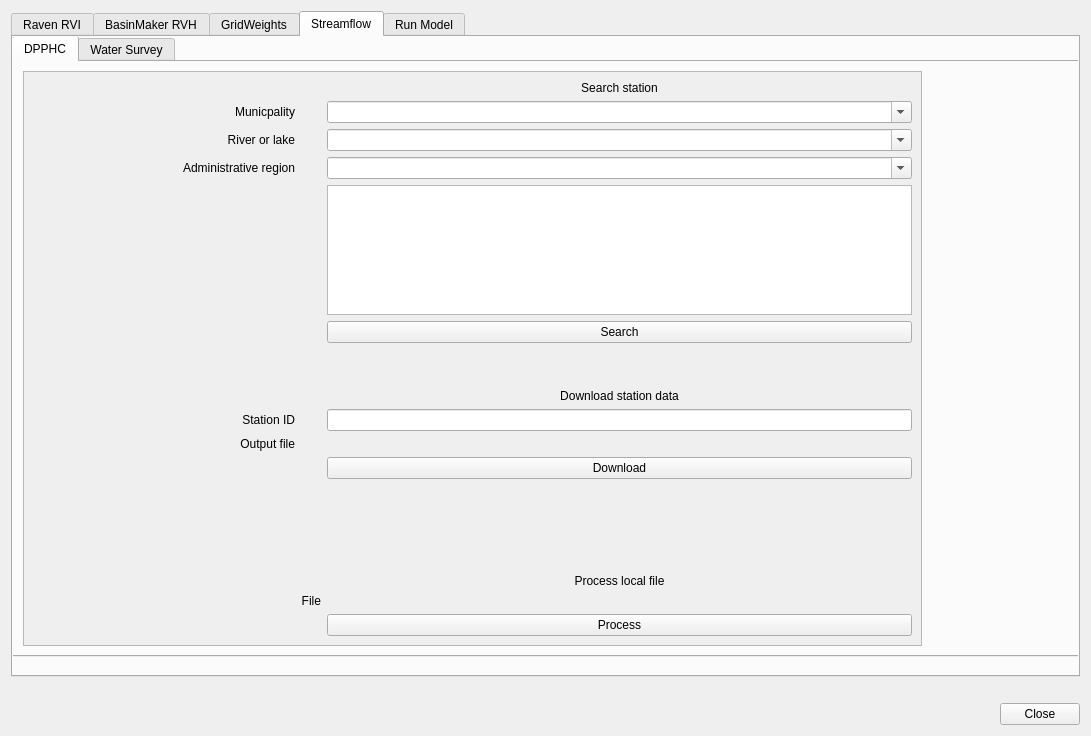
The window that qraven/qraven_dialog_base.ui (Scriptbash/QRaven) describes before a commit, drawn with Qt 5.
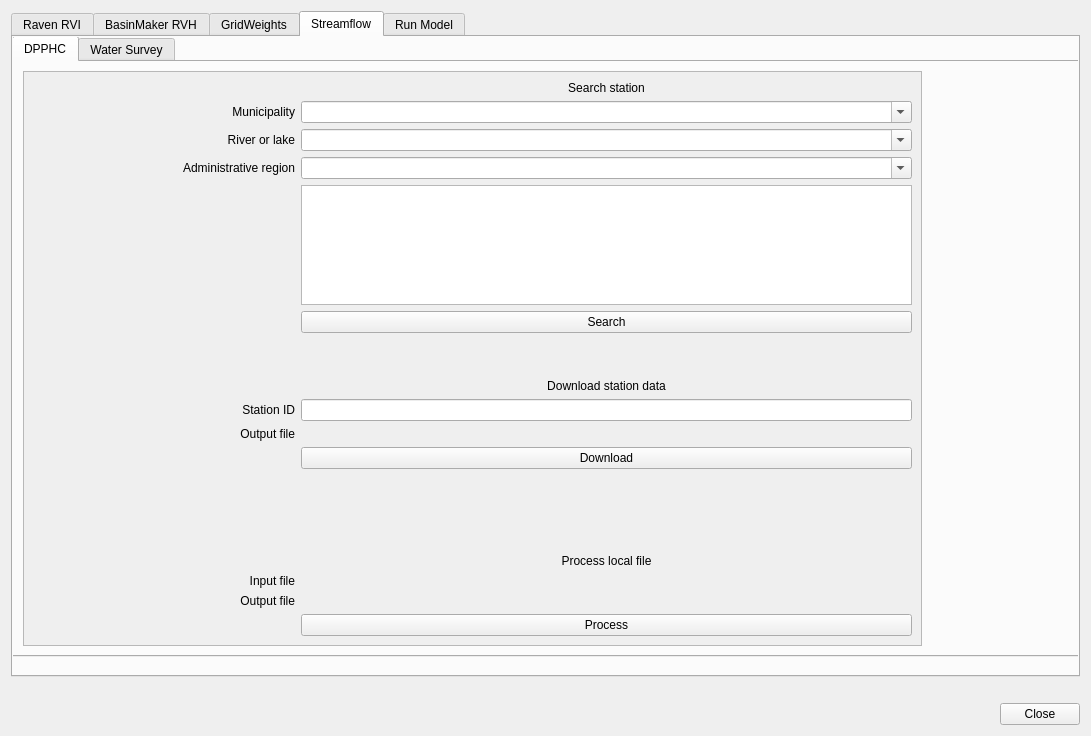
The same window after the commit. Custom widgets are drawn as their Qt base class.

Commit message: Finish cehq scraper

Diff of the .ui file:
```diff
--- a/qraven/qraven_dialog_base.ui
+++ b/qraven/qraven_dialog_base.ui
@@ -3875,16 +3875,6 @@
                </property>
               </widget>
              </item>
-             <item row="18" column="2">
-              <widget class="QLabel" name="label_94">
-               <property name="text">
-                <string>File</string>
-               </property>
-               <property name="alignment">
-                <set>Qt::AlignRight|Qt::AlignTrailing|Qt::AlignVCenter</set>
-               </property>
-              </widget>
-             </item>
              <item row="5" column="3">
               <widget class="QComboBox" name="combo_cehqadminregion">
                <property name="editable">
@@ -3945,7 +3935,7 @@
              <item row="2" column="1">
               <widget class="QLabel" name="label_30">
                <property name="text">
-                <string>Municpality</string>
+                <string>Municipality</string>
                </property>
                <property name="alignment">
                 <set>Qt::AlignRight|Qt::AlignTrailing|Qt::AlignVCenter</set>
@@ -4065,6 +4055,36 @@
                </property>
               </widget>
              </item>
+             <item row="19" column="3">
+              <widget class="QgsFileWidget" name="file_cehqlocaloutput">
+               <property name="filter">
+                <string>*.rvt</string>
+               </property>
+               <property name="storageMode">
+                <enum>QgsFileWidget::SaveFile</enum>
+               </property>
+              </widget>
+             </item>
+             <item row="19" column="1">
+              <widget class="QLabel" name="label_96">
+               <property name="text">
+                <string>Output file</string>
+               </property>
+               <property name="alignment">
+                <set>Qt::AlignRight|Qt::AlignTrailing|Qt::AlignVCenter</set>
+               </property>
+              </widget>
+             </item>
+             <item row="18" column="1">
+              <widget class="QLabel" name="label_94">
+               <property name="text">
+                <string>Input file</string>
+               </property>
+               <property name="alignment">
+                <set>Qt::AlignRight|Qt::AlignTrailing|Qt::AlignVCenter</set>
+               </property>
+              </widget>
+             </item>
             </layout>
            </widget>
           </widget>
```
Left out of the diff: 6 changed lines with no effect on the pictures. The commit also changes 2 other files.
